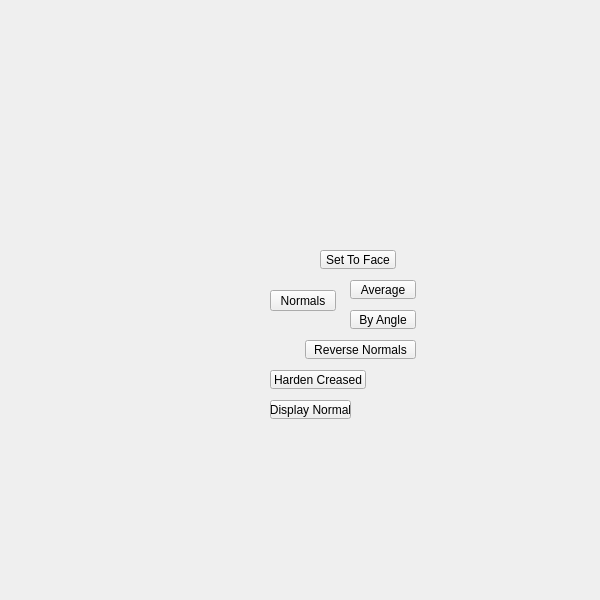
First picture: the form in ui/normals_submenu.ui, repository m3trik/Scripts_portable, before the edit.
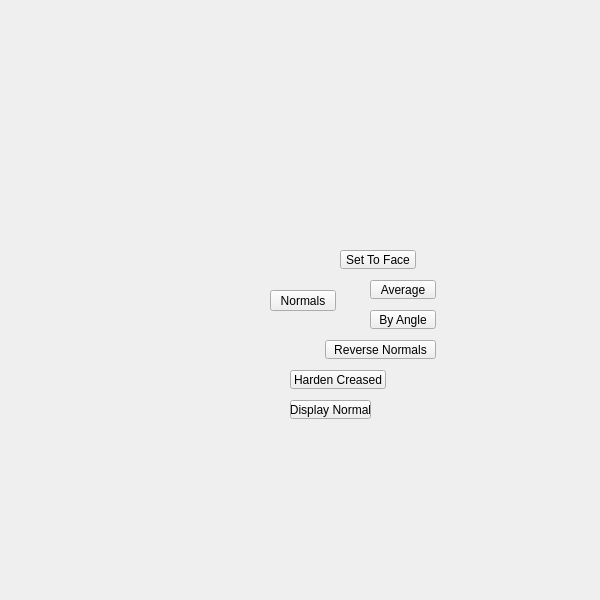
Second picture: the form after the edit.

```diff
--- a/ui/normals_submenu.ui
+++ b/ui/normals_submenu.ui
@@ -93,7 +93,7 @@
     </property>
     <property name="geometry">
      <rect>
-      <x>350</x>
+      <x>370</x>
       <y>280</y>
       <width>66</width>
       <height>19</height>
@@ -124,7 +124,7 @@
     </property>
     <property name="geometry">
      <rect>
-      <x>270</x>
+      <x>290</x>
       <y>370</y>
       <width>96</width>
       <height>19</height>
@@ -155,7 +155,7 @@
     </property>
     <property name="geometry">
      <rect>
-      <x>350</x>
+      <x>370</x>
       <y>310</y>
       <width>66</width>
       <height>19</height>
@@ -186,7 +186,7 @@
     </property>
     <property name="geometry">
      <rect>
-      <x>305</x>
+      <x>325</x>
       <y>340</y>
       <width>111</width>
       <height>19</height>
@@ -217,7 +217,7 @@
     </property>
     <property name="geometry">
      <rect>
-      <x>270</x>
+      <x>290</x>
       <y>400</y>
       <width>81</width>
       <height>19</height>
@@ -248,7 +248,7 @@
     </property>
     <property name="geometry">
      <rect>
-      <x>320</x>
+      <x>340</x>
       <y>250</y>
       <width>76</width>
       <height>19</height>
```
